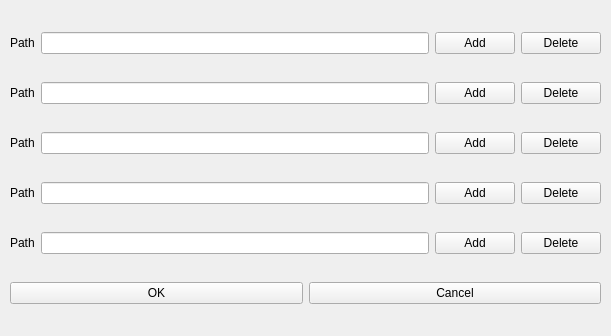
Qt form settings.ui (PavloSolntsev/solxd) before a commit.
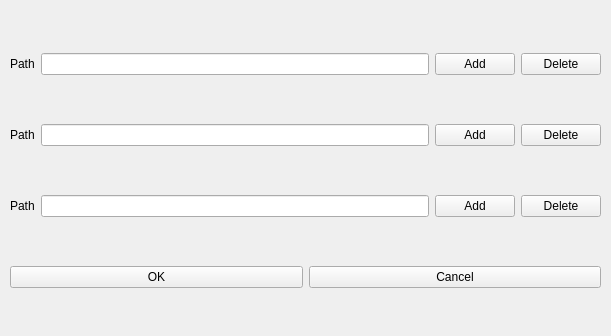
The same form after that commit.

Commit message: Settings dialog works fine. All paths for index folder can be saved, deleted and modified.

Diff of the .ui file:
```diff
--- a/settings.ui
+++ b/settings.ui
@@ -13,7 +13,7 @@
   <property name="windowTitle">
    <string>Form</string>
   </property>
-  <widget class="QWidget" name="">
+  <widget class="QWidget" name="layoutWidget">
    <property name="geometry">
     <rect>
      <x>10</x>
@@ -107,62 +107,6 @@
       </item>
      </layout>
     </item>
-    <item>
-     <layout class="QHBoxLayout" name="horizontalLayout4">
-      <item>
-       <widget class="QLabel" name="labelPath4">
-        <property name="text">
-         <string>Path</string>
-        </property>
-       </widget>
-      </item>
-      <item>
-       <widget class="QLineEdit" name="lineeditPath4"/>
-      </item>
-      <item>
-       <widget class="QPushButton" name="pushButtonAdd4">
-        <property name="text">
-         <string>Add</string>
-        </property>
-       </widget>
-      </item>
-      <item>
-       <widget class="QPushButton" name="pushButtonDelete4">
-        <property name="text">
-         <string>Delete</string>
-        </property>
-       </widget>
-      </item>
-     </layout>
-    </item>
-    <item>
-     <layout class="QHBoxLayout" name="horizontalLayout5">
-      <item>
-       <widget class="QLabel" name="labelPath5">
-        <property name="text">
-         <string>Path</string>
-        </property>
-       </widget>
-      </item>
-      <item>
-       <widget class="QLineEdit" name="lineEditPath"/>
-      </item>
-      <item>
-       <widget class="QPushButton" name="pushButtonAdd5">
-        <property name="text">
-         <string>Add</string>
-        </property>
-       </widget>
-      </item>
-      <item>
-       <widget class="QPushButton" name="pushButtonDelete5">
-        <property name="text">
-         <string>Delete</string>
-        </property>
-       </widget>
-      </item>
-     </layout>
-    </item>
     <item>
      <layout class="QHBoxLayout" name="horizontalLayout6">
       <item>
```
Left out of the diff: 37 changed lines with no effect on the pictures. The commit also changes 4 other files.
